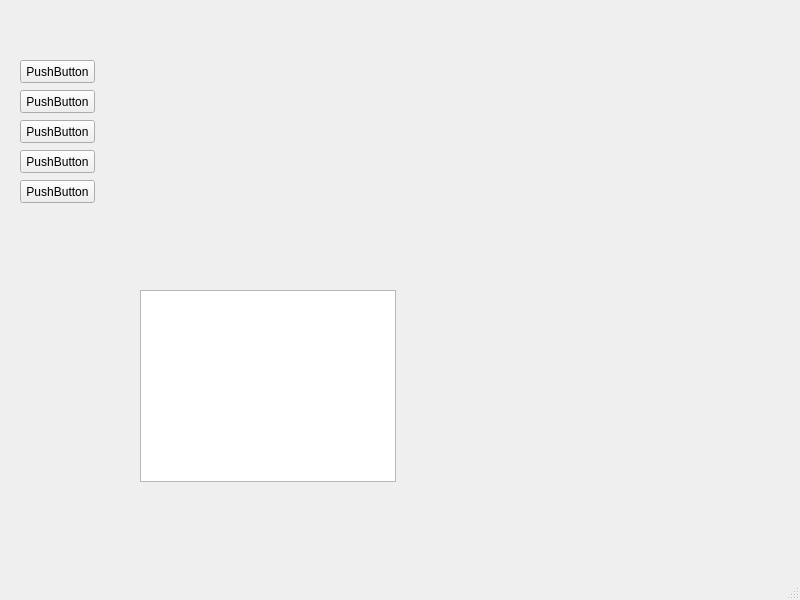
Old version of the form algorytmy i str danyh/labs/lab 7/ASD_lab_7/mainwindow.ui in the repository pavloMykhalevych/University_labs_LPNU_IKNI_PZ.
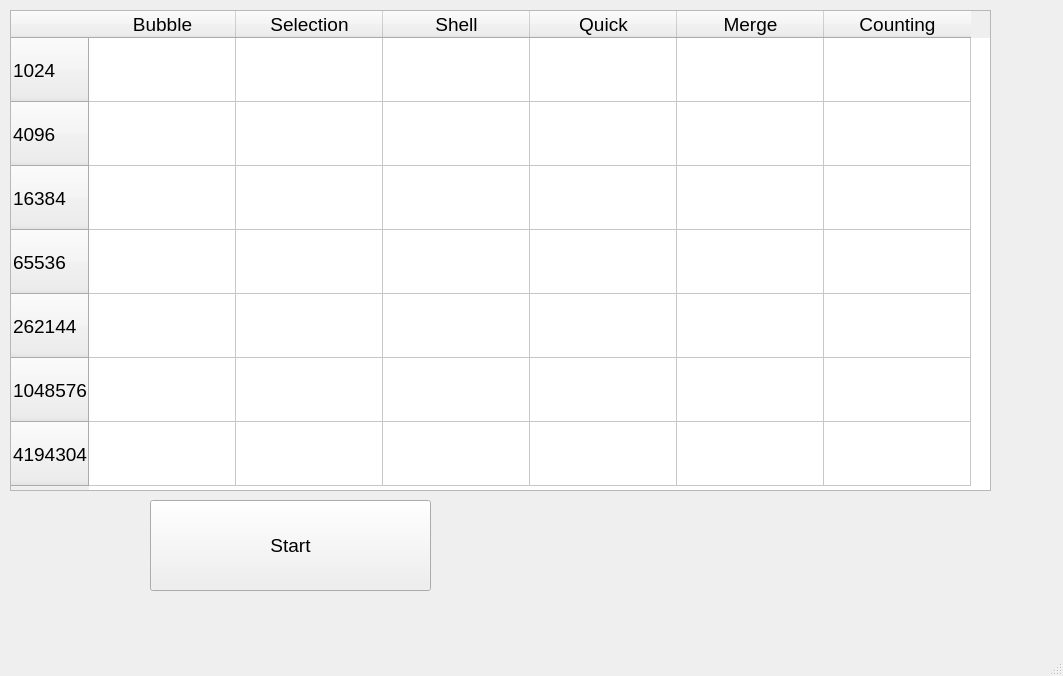
New version of the form.

What changed in the file:
```diff
--- a/algorytmy i str danyh/labs/lab 7/ASD_lab_7/mainwindow.ui
+++ b/algorytmy i str danyh/labs/lab 7/ASD_lab_7/mainwindow.ui
@@ -6,88 +6,132 @@
    <rect>
     <x>0</x>
     <y>0</y>
-    <width>800</width>
-    <height>600</height>
+    <width>1063</width>
+    <height>676</height>
    </rect>
   </property>
   <property name="windowTitle">
    <string>MainWindow</string>
   </property>
   <widget class="QWidget" name="centralwidget">
-   <widget class="QGraphicsView" name="graphicsView">
-    <property name="geometry">
-     <rect>
-      <x>140</x>
-      <y>290</y>
-      <width>256</width>
-      <height>192</height>
-     </rect>
-    </property>
-   </widget>
    <widget class="QPushButton" name="pushButton_start">
     <property name="geometry">
      <rect>
-      <x>20</x>
-      <y>60</y>
-      <width>75</width>
-      <height>23</height>
+      <x>150</x>
+      <y>500</y>
+      <width>281</width>
+      <height>91</height>
      </rect>
     </property>
-    <property name="text">
-     <string>PushButton</string>
+    <property name="font">
+     <font>
+      <pointsize>14</pointsize>
+     </font>
     </property>
-   </widget>
-   <widget class="QPushButton" name="pushButton_2">
-    <property name="geometry">
-     <rect>
-      <x>20</x>
-      <y>90</y>
-      <width>75</width>
-      <height>23</height>
-     </rect>
-    </property>
     <property name="text">
-     <string>PushButton</string>
+     <string>Start</string>
     </property>
    </widget>
-   <widget class="QPushButton" name="pushButton_3">
+   <widget class="QTableWidget" name="tableWidget">
     <property name="geometry">
      <rect>
-      <x>20</x>
-      <y>120</y>
-      <width>75</width>
-      <height>23</height>
+      <x>10</x>
+      <y>10</y>
+      <width>981</width>
+      <height>481</height>
      </rect>
     </property>
-    <property name="text">
-     <string>PushButton</string>
+    <property name="font">
+     <font>
+      <pointsize>14</pointsize>
+     </font>
     </property>
-   </widget>
-   <widget class="QPushButton" name="pushButton_4">
-    <property name="geometry">
-     <rect>
-      <x>20</x>
-      <y>150</y>
-      <width>75</width>
-      <height>23</height>
-     </rect>
+    <property name="verticalScrollBarPolicy">
+     <enum>Qt::ScrollBarAlwaysOff</enum>
     </property>
-    <property name="text">
-     <string>PushButton</string>
+    <property name="horizontalScrollBarPolicy">
+     <enum>Qt::ScrollBarAlwaysOff</enum>
     </property>
-   </widget>
-   <widget class="QPushButton" name="pushButton_5">
-    <property name="geometry">
-     <rect>
-      <x>20</x>
-      <y>180</y>
-      <width>75</width>
-      <height>23</height>
-     </rect>
+    <property name="editTriggers">
+     <set>QAbstractItemView::NoEditTriggers</set>
     </property>
-    <property name="text">
-     <string>PushButton</string>
+    <property name="rowCount">
+     <number>7</number>
     </property>
+    <property name="columnCount">
+     <number>6</number>
+    </property>
+    <attribute name="horizontalHeaderDefaultSectionSize">
+     <number>147</number>
+    </attribute>
+    <attribute name="verticalHeaderDefaultSectionSize">
+     <number>64</number>
+    </attribute>
+    <row>
+     <property name="text">
+      <string>1024</string>
+     </property>
+    </row>
+    <row>
+     <property name="text">
+      <string>4096</string>
+     </property>
+    </row>
+    <row>
+     <property name="text">
+      <string>16384</string>
+     </property>
+    </row>
+    <row>
+     <property name="text">
+      <string>65536</string>
+     </property>
+    </row>
+    <row>
+     <property name="text">
+      <string>262144</string>
+     </property>
+    </row>
+    <row>
+     <property name="text">
+      <string>1048576</string>
+     </property>
+    </row>
+    <row>
+     <property name="text">
+      <string>4194304</string>
+     </property>
+    </row>
+    <column>
+     <property name="text">
+      <string>Bubble</string>
+     </property>
+    </column>
+    <column>
+     <property name="text">
+      <string>Selection</string>
+     </property>
+    </column>
+    <column>
+     <property name="text">
+      <string>Shell</string>
+     </property>
+    </column>
+    <column>
+     <property name="text">
+      <string>Quick</string>
+     </property>
+    </column>
+    <column>
+     <property name="text">
+      <string>Merge</string>
+     </property>
+    </column>
+    <column>
+     <property name="text">
+      <string>Counting</string>
+     </property>
+    </column>
    </widget>
   </widget>
   <widget class="QMenuBar" name="menubar">
```
Left out of the diff: 4 changed lines with no effect on the pictures.
